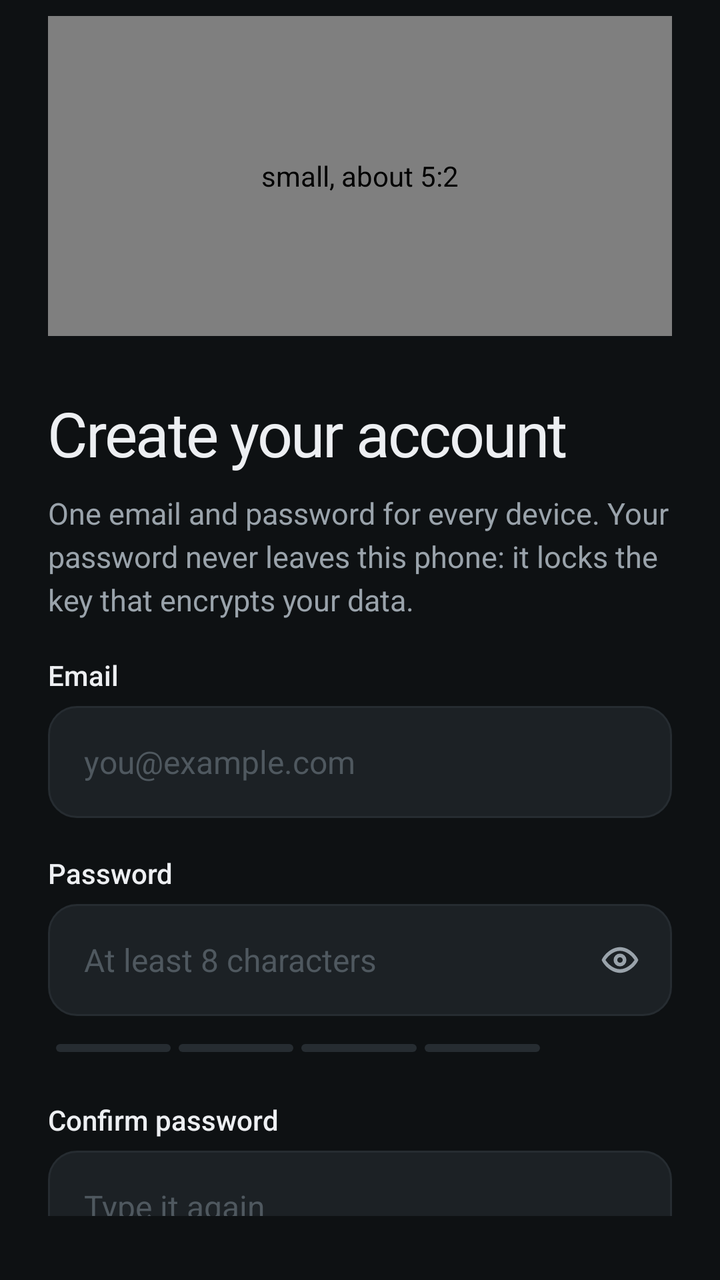
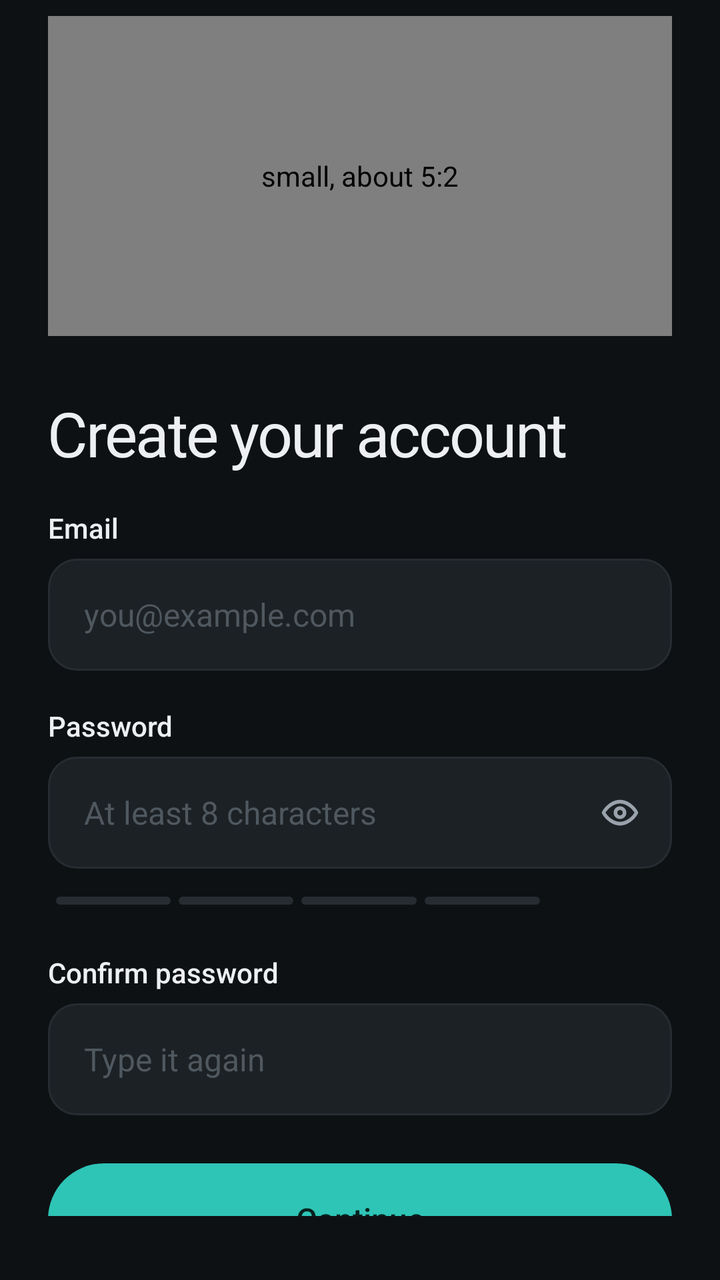

Screens rendered from an Android XML layout before and after an edit, with the pre-edit source and the edit as a unified diff.
<!-- AndroidManifest.xml: application theme Theme.Planj -->
<!-- res/layout/screen_create.xml -->
<?xml version="1.0" encoding="utf-8"?>
<LinearLayout xmlns:android="http://schemas.android.com/apk/res/android"
    android:layout_width="match_parent"
    android:layout_height="wrap_content"
    android:orientation="vertical"
    android:paddingHorizontal="24dp"
    android:paddingTop="8dp"
    android:paddingBottom="32dp">

        <com.planj.phone.Illustration
            style="@style/Auth.Illustration"
            android:layout_height="160dp"
            android:contentDescription="small, about 5:2"
            android:tag="create" />

        <TextView style="@style/Auth.Title" android:text="Create your account" />
        <TextView android:id="@+id/blurb" style="@style/Auth.Blurb" android:text="One email and password for every device. Your password never leaves this phone: it locks the key that encrypts your data." />
        <TextView android:id="@+id/error" style="@style/Auth.Error" />
        <TextView style="@style/Auth.Label" android:text="Email" />
        <EditText
            android:id="@+id/email"
                style="@style/Auth.Field"
            android:layout_marginTop="6dp"
            android:hint="you@example.com"
            android:imeOptions="actionNext"
            android:inputType="textEmailAddress" />
        <TextView android:id="@+id/email_hint" style="@style/Auth.Hint" />
        <TextView style="@style/Auth.Label" android:text="Password" />
        <FrameLayout
            android:layout_width="match_parent"
            android:layout_height="wrap_content"
            android:layout_marginTop="6dp">

            <EditText
                android:id="@+id/password"
                style="@style/Auth.Field"
                android:layout_marginTop="0dp"
                android:hint="At least 8 characters"
                android:imeOptions="actionNext"
                android:inputType="textPassword" android:paddingEnd="52dp" />

            <ImageButton
                android:id="@+id/password_eye"
                android:layout_width="44dp"
                android:layout_height="44dp"
                android:layout_gravity="end|center_vertical"
                android:layout_marginEnd="4dp"
                android:background="@drawable/btn_text"
                android:contentDescription="Show password"
                android:src="@drawable/ic_eye"
                android:tint="@color/muted" />
        </FrameLayout>
        <TextView android:id="@+id/password_hint" style="@style/Auth.Hint" />
        <LinearLayout
            android:id="@+id/strength_row"
            android:layout_width="match_parent"
            android:layout_height="wrap_content"
            android:layout_marginTop="8dp"
            android:gravity="center_vertical"
            android:orientation="horizontal"
            android:paddingHorizontal="4dp">
            <View android:id="@+id/str1" android:layout_width="0dp" android:layout_height="4dp" android:layout_marginEnd="4dp" android:layout_weight="1" android:background="@drawable/strength_bar" />
            <View android:id="@+id/str2" android:layout_width="0dp" android:layout_height="4dp" android:layout_marginEnd="4dp" android:layout_weight="1" android:background="@drawable/strength_bar" />
            <View android:id="@+id/str3" android:layout_width="0dp" android:layout_height="4dp" android:layout_marginEnd="4dp" android:layout_weight="1" android:background="@drawable/strength_bar" />
            <View android:id="@+id/str4" android:layout_width="0dp" android:layout_height="4dp" android:layout_marginEnd="10dp" android:layout_weight="1" android:background="@drawable/strength_bar" />
            <TextView android:id="@+id/strength_label" android:layout_width="wrap_content" android:layout_height="wrap_content" android:minWidth="52dp" android:textColor="@color/muted" android:textSize="12sp" />
        </LinearLayout>
        <TextView style="@style/Auth.Label" android:text="Confirm password" />
        <EditText
            android:id="@+id/confirm"
                style="@style/Auth.Field"
            android:layout_marginTop="6dp"
            android:hint="Type it again"
            android:imeOptions="actionDone"
            android:inputType="textPassword" />
        <TextView android:id="@+id/confirm_hint" style="@style/Auth.Hint" />
        <FrameLayout
            android:layout_width="match_parent"
            android:layout_height="wrap_content">
            <Button android:id="@+id/btn_submit" style="@style/Auth.Primary" android:text="Continue" />
            <ProgressBar android:id="@+id/progress" android:layout_width="22dp" android:layout_height="22dp" android:layout_gravity="center" android:layout_marginTop="20dp" android:indeterminateTint="@color/on_accent" android:visibility="gone" />
        </FrameLayout>
        <LinearLayout
            android:layout_width="match_parent"
            android:layout_height="wrap_content"
            android:layout_marginTop="14dp"
            android:gravity="center_vertical|center_horizontal"
            android:orientation="horizontal">
            <TextView android:layout_width="wrap_content" android:layout_height="wrap_content" android:text="Already have an account?" android:textColor="@color/muted" android:textSize="14sp" />
            <Button android:id="@+id/btn_signin" style="@style/Auth.Link" android:text="Sign in" />
        </LinearLayout>
</LinearLayout>
<!-- resources referenced by this layout -->
<resources>
  <color name="muted">#9AA3AB</color>
  <color name="on_accent">#06211E</color>
  <!-- drawable btn_text (drawable) -->
  <?xml version="1.0" encoding="utf-8"?>
  <ripple xmlns:android="http://schemas.android.com/apk/res/android" android:color="@color/ripple">
      <item>
          <shape android:shape="rectangle">
              <solid android:color="#00000000" />
              <corners android:radius="999dp" />
          </shape>
      </item>
  </ripple>
  <!-- drawable strength_bar (drawable) -->
  <?xml version="1.0" encoding="utf-8"?>
  <shape xmlns:android="http://schemas.android.com/apk/res/android" android:shape="rectangle">
      <solid android:color="@color/border" />
      <corners android:radius="2dp" />
  </shape>
  <style name="Auth.Blurb" parent="Body">
          <item name="android:layout_marginTop">10dp</item>
      </style>
  <style name="Auth.Hint" parent="">
          <item name="android:layout_width">match_parent</item>
          <item name="android:layout_height">wrap_content</item>
          <item name="android:layout_marginTop">6dp</item>
          <item name="android:paddingHorizontal">4dp</item>
          <item name="android:textColor">@color/bad</item>
          <item name="android:textSize">13sp</item>
          <item name="android:visibility">gone</item>
      </style>
  <style name="Auth.Illustration" parent="">
          <item name="android:layout_width">match_parent</item>
          <item name="android:layout_height">200dp</item>
          <item name="android:layout_marginBottom">24dp</item>
      </style>
  <style name="Auth.Label" parent="">
          <item name="android:layout_width">wrap_content</item>
          <item name="android:layout_height">wrap_content</item>
          <item name="android:layout_marginTop">18dp</item>
          <item name="android:fontFamily">sans-serif-medium</item>
          <item name="android:textColor">@color/text</item>
          <item name="android:textSize">14sp</item>
      </style>
  <style name="Auth.Primary" parent="Pill.Primary">
          <item name="android:layout_marginTop">24dp</item>
      </style>
  <style name="Auth.Title" parent="Display.L">
          <item name="android:layout_marginTop">8dp</item>
      </style>
  <color name="ripple">#22FFFFFF</color>
  <color name="border">#262C31</color>
  <style name="Body" parent="">
          <item name="android:layout_width">match_parent</item>
          <item name="android:layout_height">wrap_content</item>
          <item name="android:lineSpacingExtra">4dp</item>
          <item name="android:textColor">@color/muted</item>
          <item name="android:textSize">15sp</item>
      </style>
  <!-- drawable field_bg_error (drawable) -->
  <?xml version="1.0" encoding="utf-8"?>
  <shape xmlns:android="http://schemas.android.com/apk/res/android" android:shape="rectangle">
      <solid android:color="@color/surface_alt" />
      <corners android:radius="14dp" />
      <stroke android:width="1.5dp" android:color="@color/bad" />
  </shape>
  <color name="bad">#E5616B</color>
  <color name="text">#EDEFF2</color>
  <color name="idle">#4F585F</color>
  <color name="accent">#2EC4B6</color>
  <style name="Pill.Primary">
          <item name="android:background">@drawable/btn_primary</item>
          <item name="android:textColor">@color/on_accent</item>
      </style>
  <style name="Display.L">
          <item name="android:textSize">31sp</item>
      </style>
  <color name="bg">#0E1113</color>
  <style name="PageTransitions" parent="@android:style/Animation.Activity">
          <item name="android:activityOpenEnterAnimation">@anim/slide_in_right</item>
          <item name="android:activityOpenExitAnimation">@anim/slide_out_left</item>
          <item name="android:activityCloseEnterAnimation">@anim/slide_in_left</item>
          <item name="android:activityCloseExitAnimation">@anim/slide_out_right</item>
      </style>
  <color name="surface_alt">#1C2125</color>
  <color name="accent_dim">#1F5F5A</color>
  <!-- unchanged entries left out for length: 9 -->
</resources>

<!-- the commit's change to res/layout/screen_create.xml (unified diff, before → after) -->
@@ -14,7 +14,7 @@
             android:tag="create" />
 
         <TextView style="@style/Auth.Title" android:text="Create your account" />
-        <TextView android:id="@+id/blurb" style="@style/Auth.Blurb" android:text="One email and password for every device. Your password never leaves this phone: it locks the key that encrypts your data." />
+        <TextView android:id="@+id/blurb" style="@style/Auth.Blurb" android:visibility="gone" />
         <TextView android:id="@+id/error" style="@style/Auth.Error" />
         <TextView style="@style/Auth.Label" android:text="Email" />
         <EditText
